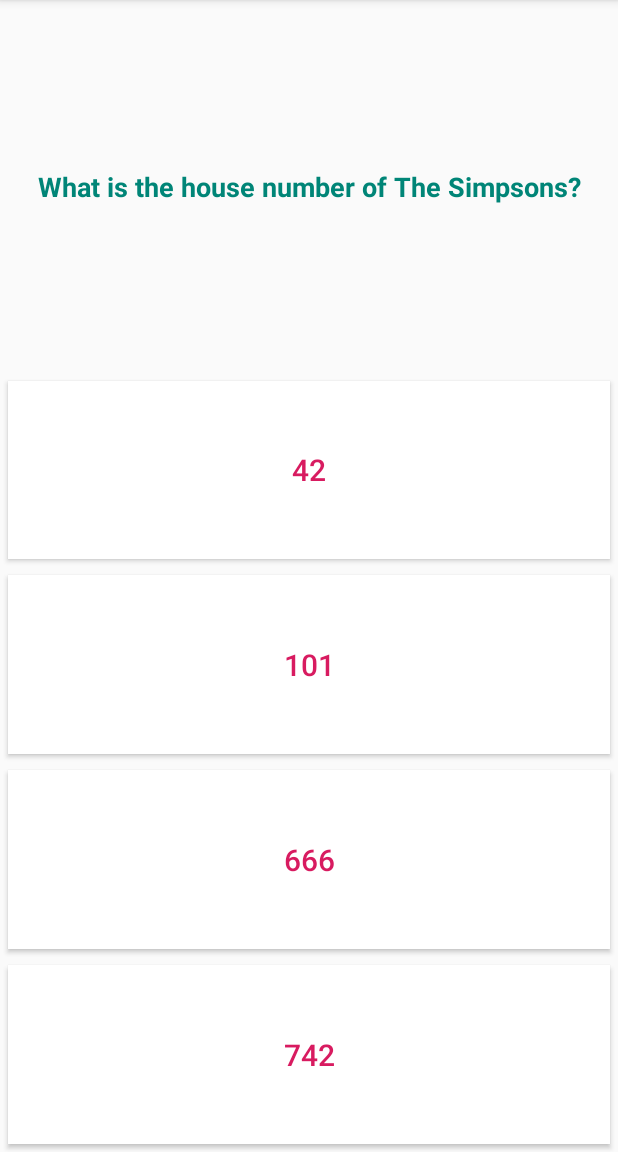
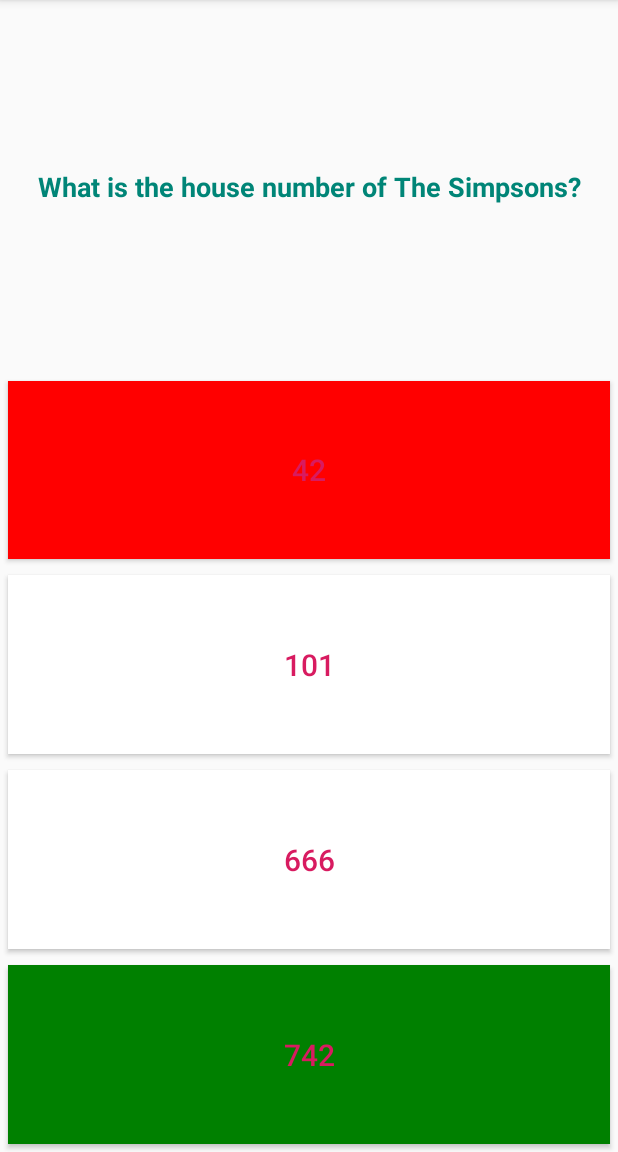
Before and after one commit to PimprenelIe/TopQuiz, an Android app: the GameActivity screen opened directly, with no data from a screen before it, after a tap on "42", on a phone screen of 412 x 824 dp, the part 84-1236 px from its top. Run offline under Robolectric (Android 15) with nearby library versions, the phone set to English and light mode, and no system bars.

Commit message:
Add color to answer Add Score Handler

```diff
--- a/app/build.gradle
+++ b/app/build.gradle
@@ -19,10 +19,11 @@ android {
 }
 
 dependencies {
-    implementation fileTree(dir: 'libs', include: ['*.jar'])
+    implementation fileTree(include: ['*.jar'], dir: 'libs')
     implementation 'com.android.support:appcompat-v7:28.0.0'
     implementation 'com.android.support.constraint:constraint-layout:1.1.3'
     testImplementation 'junit:junit:4.12'
     androidTestImplementation 'com.android.support.test:runner:1.0.2'
     androidTestImplementation 'com.android.support.test.espresso:espresso-core:3.0.2'
+    implementation files('libs/gson-2.8.5.jar')
 }
--- a/app/src/main/java/com/pimprenelle/topquiz/controller/GameActivity.java
+++ b/app/src/main/java/com/pimprenelle/topquiz/controller/GameActivity.java
@@ -1,36 +1,43 @@
 package com.pimprenelle.topquiz.controller;
 
+import android.app.AlertDialog;
 import android.content.DialogInterface;
 import android.content.Intent;
+import android.graphics.Color;
 import android.os.Handler;
-import android.support.v7.app.AlertDialog;
 import android.support.v7.app.AppCompatActivity;
 import android.os.Bundle;
+import android.view.Gravity;
 import android.view.MotionEvent;
 import android.view.View;
+import android.view.ViewGroup;
 import android.widget.Button;
 import android.widget.TextView;
 import android.widget.Toast;
 
-import com.pimprenelle.topquiz.R;
 import com.pimprenelle.topquiz.model.Question;
 import com.pimprenelle.topquiz.model.QuestionBank;
+import com.pimprenelle.topquiz.R;
+
 
 import java.util.Arrays;
 
-public class GameActivity extends AppCompatActivity implements View.OnClickListener{
+public class GameActivity extends AppCompatActivity implements View.OnClickListener {
 
-    private TextView mQuestionText;
-    private Button mAnswer1Button;
-    private Button mAnswer2Button;
-    private Button mAnswer3Button;
-    private Button mAnswer4Button;
+    private TextView mQuestionTextView;
+    private Button mAnswerButton1;
+    private Button mAnswerButton2;
+    private Button mAnswerButton3;
+    private Button mAnswerButton4;
 
     private QuestionBank mQuestionBank;
     private Question mCurrentQuestion;
 
+    private View mCorrectView;
+    private ViewGroup mAllViews;
+
     private int mScore;
-    private int mNumberOfQuestion;
+    private int mNumberOfQuestions;
 
     public static final String BUNDLE_EXTRA_SCORE = "BUNDLE_EXTRA_SCORE";
     public static final String BUNDLE_STATE_SCORE = "currentScore";
@@ -39,85 +46,98 @@ public class GameActivity extends AppCompatActivity implements View.OnClickListe
     private boolean mEnableTouchEvents;
 
     @Override
-    protected void onSaveInstanceState(Bundle outState) {
-
-        outState.putInt(BUNDLE_STATE_SCORE, mScore);
-        outState.putInt(BUNDLE_STATE_QUESTION, mNumberOfQuestion);
-
-        super.onSaveInstanceState(outState);
-    }
-
-    @Override
     protected void onCreate(Bundle savedInstanceState) {
         super.onCreate(savedInstanceState);
         setContentView(R.layout.activity_game);
 
+        System.out.println("GameActivity::onCreate()");
+
         mQuestionBank = this.generateQuestions();
-
-        mScore = 0;
-        mNumberOfQuestion = 4;
-        mEnableTouchEvents = true;
 
         if (savedInstanceState != null) {
             mScore = savedInstanceState.getInt(BUNDLE_STATE_SCORE);
-            mNumberOfQuestion = savedInstanceState.getInt(BUNDLE_STATE_QUESTION);
+            mNumberOfQuestions = savedInstanceState.getInt(BUNDLE_STATE_QUESTION);
         } else {
             mScore = 0;
-            mNumberOfQuestion = 4;
+            mNumberOfQuestions = 4;
         }
 
-        mQuestionText = (TextView) findViewById(R.id.activity_game_question_txt);
-        mAnswer1Button = (Button) findViewById(R.id.activity_game_answer1_btn);
-        mAnswer2Button = (Button) findViewById(R.id.activity_game_answer2_btn);
-        mAnswer3Button = (Button) findViewById(R.id.activity_game_answer3_btn);
-        mAnswer4Button = (Button) findViewById(R.id.activity_game_answer4_btn);
+        mEnableTouchEvents = true;
 
-        mAnswer1Button.setTag(0);
-        mAnswer2Button.setTag(1);
-        mAnswer3Button.setTag(2);
-        mAnswer4Button.setTag(3);
+        // Wire widgets
+        mQuestionTextView = (TextView) findViewById(R.id.activity_game_question_txt);
+        mAnswerButton1 = (Button) findViewById(R.id.activity_game_answer1_btn);
+        mAnswerButton2 = (Button) findViewById(R.id.activity_game_answer2_btn);
+        mAnswerButton3 = (Button) findViewById(R.id.activity_game_answer3_btn);
+        mAnswerButton4 = (Button) findViewById(R.id.activity_game_answer4_btn);
 
-        mAnswer1Button.setOnClickListener(this);
-        mAnswer2Button.setOnClickListener(this);
-        mAnswer3Button.setOnClickListener(this);
-        mAnswer4Button.setOnClickListener(this);
+        // Use the tag property to 'name' the buttons
+        mAnswerButton1.setTag(0);
+        mAnswerButton2.setTag(1);
+        mAnswerButton3.setTag(2);
+        mAnswerButton4.setTag(3);
 
+        mAnswerButton1.setOnClickListener(this);
+        mAnswerButton2.setOnClickListener(this);
+        mAnswerButton3.setOnClickListener(this);
+        mAnswerButton4.setOnClickListener(this);
 
         mCurrentQuestion = mQuestionBank.getQuestion();
         this.displayQuestion(mCurrentQuestion);
     }
 
     @Override
+    protected void onSaveInstanceState(Bundle outState) {
+        outState.putInt(BUNDLE_STATE_SCORE, mScore);
+        outState.putInt(BUNDLE_STATE_QUESTION, mNumberOfQuestions);
+
+        super.onSaveInstanceState(outState);
+    }
+
+    @Override
     public void onClick(View v) {
         int responseIndex = (int) v.getTag();
 
-        if(responseIndex == mCurrentQuestion.getAnswerIndex()){
-            //Good Answer
+        if (responseIndex == mCurrentQuestion.getAnswerIndex()) {
+            // Good answer
+            Toast t = Toast.makeText(this, "Correct", Toast.LENGTH_SHORT);
+            t.setGravity(Gravity.TOP|Gravity.CENTER_VERTICAL, 0, 0);
+            t.show();
+
+            // Show the good answer in green
+            v.setBackgroundColor(0xFF008000); // Green color
             mScore++;
-            Toast.makeText(this,"Correct", Toast.LENGTH_SHORT).show();
-        }
-        else{
-            //Wrong Answer
-            Toast.makeText(this,"Wrong Answer", Toast.LENGTH_SHORT).show();
+        } else {
+            // Wrong answer
+            Toast t = Toast.makeText(this, "Wrong Answer", Toast.LENGTH_SHORT);
+            t.setGravity(Gravity.TOP|Gravity.CENTER_VERTICAL, 0, 0);
+            t.show();
+
+            // Show the wrong answer in red and the good answer in green
+            v.setBackgroundColor(0xFFFF0000); // Red Color
+            mAllViews = (ViewGroup) v.getParent(); // Search for all views
+            mCorrectView = mAllViews.getChildAt(mCurrentQuestion.getAnswerIndex()+1); // Get the view of correct answer
+            mCorrectView.setBackgroundColor(0xFF008000);
         }
 
         mEnableTouchEvents = false;
 
-        new Handler().postDelayed(new Runnable(){
+        new Handler().postDelayed(new Runnable() {
             @Override
             public void run() {
                 mEnableTouchEvents = true;
 
-                if(--mNumberOfQuestion == 0){
-                    // End of the game
+                // If this is the last question, ends the game.
+                // Else, display the next question.
+                if (--mNumberOfQuestions == 0) {
+                    // End the game
                     endGame();
-                }
-                else{
+                } else {
                     mCurrentQuestion = mQuestionBank.getQuestion();
                     displayQuestion(mCurrentQuestion);
                 }
             }
-        }, 2000);
+        }, 2000); // LENGTH_SHORT is usually 2 second long
     }
 
     @Override
@@ -125,33 +145,40 @@ public class GameActivity extends AppCompatActivity implements View.OnClickListe
         return mEnableTouchEvents && super.dispatchTouchEvent(ev);
     }
 
-    private void endGame(){
+    private void endGame() {
         AlertDialog.Builder builder = new AlertDialog.Builder(this);
 
-        builder.setTitle("Well done !")
-                .setMessage("Your score is "+ mScore)
+        builder.setTitle("Well done!")
+                .setMessage("Your score is " + mScore)
                 .setPositiveButton("OK", new DialogInterface.OnClickListener() {
                     @Override
                     public void onClick(DialogInterface dialog, int which) {
-                        //End of the activity
+                        // End the activity
                         Intent intent = new Intent();
-                        intent.putExtra(BUNDLE_EXTRA_SCORE,mScore);
-                        setResult(RESULT_OK,intent);
+                        intent.putExtra(BUNDLE_EXTRA_SCORE, mScore);
+                        setResult(RESULT_OK, intent);
                         finish();
                     }
                 })
+                .setCancelable(false)
                 .create()
                 .show();
     }
 
-    private void displayQuestion(final Question question){
-        mQuestionText.setText(question.getQuestion());
-        mAnswer1Button.setText(question.getChoiceList().get(0));
-        mAnswer2Button.setText(question.getChoiceList().get(1));
-        mAnswer3Button.setText(question.getChoiceList().get(2));
-        mAnswer4Button.setText(question.getChoiceList().get(3));
+    private void displayQuestion(final Question question) {
+        mQuestionTextView.setText(question.getQuestion());
+        mAnswerButton1.setText(question.getChoiceList().get(0));
+        mAnswerButton2.setText(question.getChoiceList().get(1));
+        mAnswerButton3.setText(question.getChoiceList().get(2));
+        mAnswerButton4.setText(question.getChoiceList().get(3));
+
+        mAnswerButton1.setBackgroundColor(Color.WHITE);
+        mAnswerButton2.setBackgroundColor(Color.WHITE);
+        mAnswerButton3.setBackgroundColor(Color.WHITE);
+        mAnswerButton4.setBackgroundColor(Color.WHITE);
+
+
     }
-
 
     private QuestionBank generateQuestions() {
         Question question1 = new Question("What is the name of the current french president?",
@@ -201,4 +228,38 @@ public class GameActivity extends AppCompatActivity implements View.OnClickListe
                 question9));
     }
 
+    @Override
+    protected void onStart() {
+        super.onStart();
+
+        System.out.println("GameActivity::onStart()");
+    }
+
+    @Override
+    protected void onResume() {
+        super.onResume();
+
+        System.out.println("GameActivity::onResume()");
+    }
+
+    @Override
+    protected void onPause() {
+        super.onPause();
+
+        System.out.println("GameActivity::onPause()");
+    }
+
+    @Override
+    protected void onStop() {
+        super.onStop();
+
+        System.out.println("GameActivity::onStop()");
+    }
+
+    @Override
+    protected void onDestroy() {
+        super.onDestroy();
+
+        System.out.println("GameActivity::onDestroy()");
+    }
 }
```
Also changed, not shown: app/src/main/java/com/pimprenelle/topquiz/controller/MainActivity.java (+141 -36 lines), app/src/main/java/com/pimprenelle/topquiz/model/Score.java (added, +20 -0 lines), app/src/main/java/com/pimprenelle/topquiz/model/ScoreList.java (added, +57 -0 lines), app/src/main/java/com/pimprenelle/topquiz/model/SortByName.java (added, +12 -0 lines), app/src/main/java/com/pimprenelle/topquiz/model/SortByScore.java (added, +12 -0 lines), app/src/main/res/layout/activity_main.xml (+13 -3 lines).
